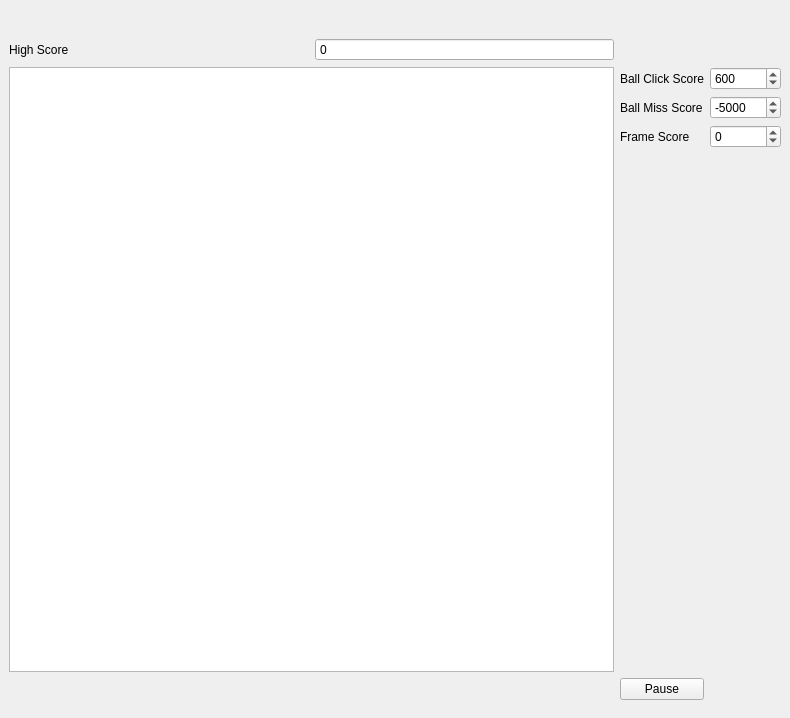
This is SwipeTheBall/trunk/mainwindow.ui in TinaSeifpoor/repo as Qt 5 draws it before an edit. The edited form follows.
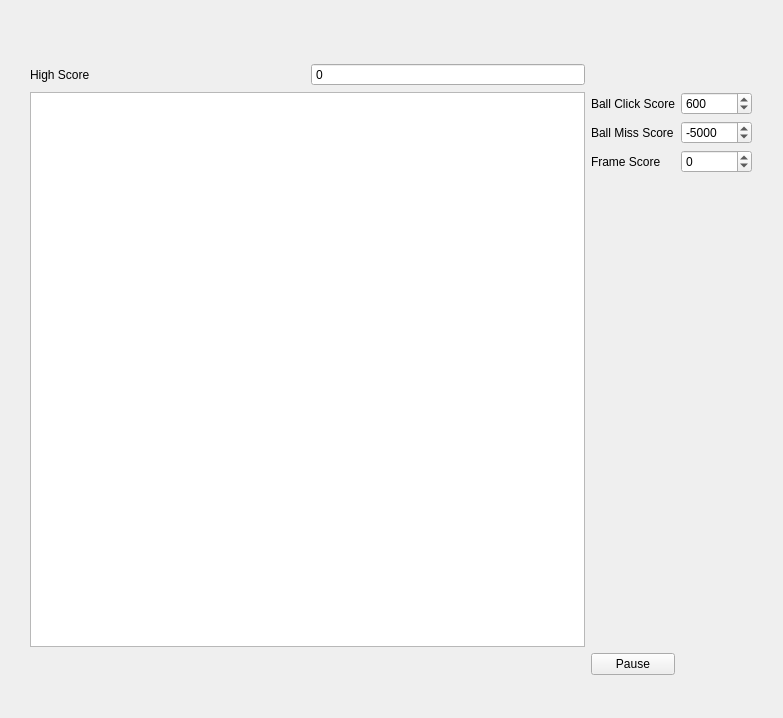
This is the edited form.

What changed in the file:
```diff
--- a/SwipeTheBall/trunk/mainwindow.ui
+++ b/SwipeTheBall/trunk/mainwindow.ui
@@ -180,8 +180,8 @@
      <widget class="QGraphicsView" name="graphicsView">
       <property name="minimumSize">
        <size>
-        <width>605</width>
-        <height>605</height>
+        <width>555</width>
+        <height>555</height>
        </size>
       </property>
       <property name="maximumSize">
```
